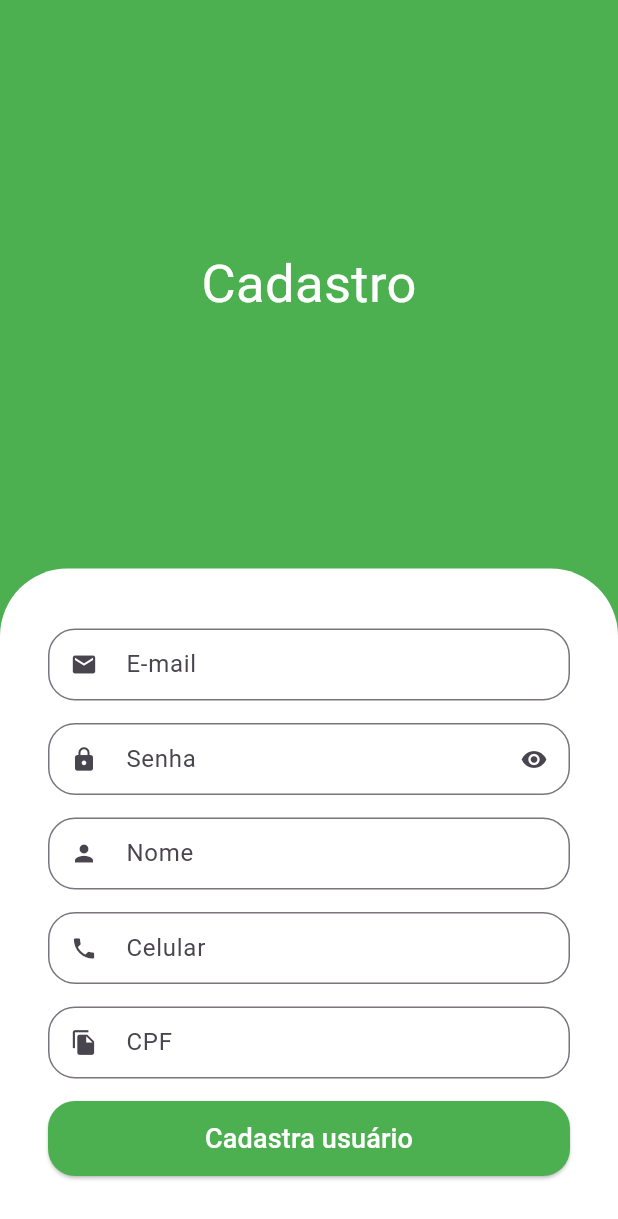
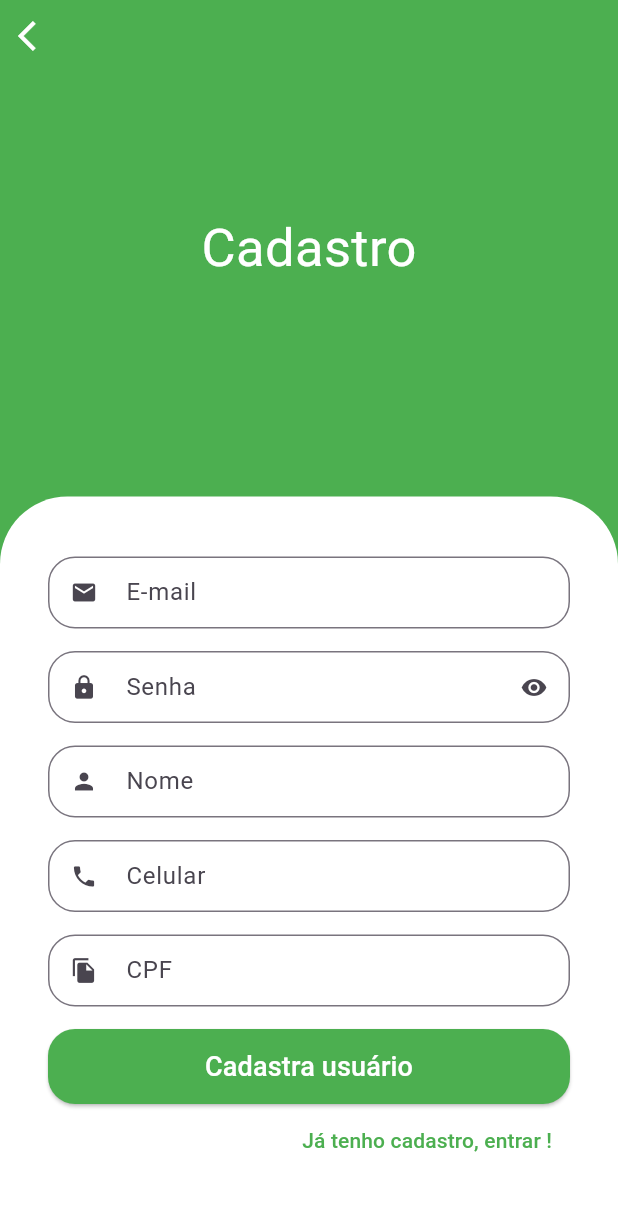
Before and after one commit to robsonneves/flutter-getx, a Flutter app: the screen it shows after launch, after a tap on "Criar Conta", on a phone screen of 412 x 824 dp. Shown: the top 1219 px of the screen. Run offline on Flutter 3.47's test engine with Material 3 defaults, Android fonts, the phone set to English and light mode, and no system bars; our stand-ins replace get, mask_text_input_formatter, responsive_framework.

Commit message:
add responsividade

```diff
--- a/lib/main.dart
+++ b/lib/main.dart
@@ -1,6 +1,7 @@
 import 'package:flutter/material.dart';
 import 'package:flutter_getx/src/routes/routes.dart';
 import 'package:get/get.dart';
+import 'package:responsive_framework/responsive_framework.dart';
 
 void main() {
   runApp(const MyApp());
@@ -9,6 +10,8 @@ void main() {
 class MyApp extends StatelessWidget {
   const MyApp({Key? key}) : super(key: key);
 
+  get ResponsiveWrapper => null;
+
   @override
   Widget build(BuildContext context) {
     return GetMaterialApp(
@@ -16,8 +19,18 @@ class MyApp extends StatelessWidget {
       theme: ThemeData(
         primarySwatch: Colors.green,
       ),
-      debugShowCheckedModeBanner: true,
+      builder: (context, child) => ResponsiveBreakpoints.builder(
+        child: child!,
+        breakpoints: [
+          const Breakpoint(start: 0, end: 450, name: MOBILE),
+          const Breakpoint(start: 451, end: 800, name: TABLET),
+          const Breakpoint(start: 801, end: 1920, name: DESKTOP),
+          const Breakpoint(start: 1921, end: double.infinity, name: '4K'),
+        ],
+      ),
+      debugShowCheckedModeBanner: false,
       initialRoute: PagesRoutes.signinRoute,
+      //home: const ResponsiveAppBar(),
       getPages: Routes.pages,
     );
   }
--- a/lib/src/pages/components/custom_text_field.dart
+++ b/lib/src/pages/components/custom_text_field.dart
@@ -1,15 +1,18 @@
 import 'package:flutter/material.dart';
+import 'package:flutter/services.dart';
 
 class CustomTextFild extends StatefulWidget {
   final IconData icon;
   final String label;
   final bool isSecret;
+  final List<TextInputFormatter>? inputFormatters;
 
   const CustomTextFild({
     Key? key,
     required this.icon,
     required this.label,
     this.isSecret = false,
+    this.inputFormatters,
   }) : super(key: key);
 
   @override
@@ -30,6 +33,7 @@ class _CustomTextFildState extends State<CustomTextFild> {
     return Padding(
       padding: const EdgeInsets.only(bottom: 15),
       child: TextFormField(
+        inputFormatters: widget.inputFormatters,
         obscureText: isObscure,
         decoration: InputDecoration(
           prefixIcon: Icon(widget.icon),
--- a/lib/src/pages/sign_in_screen.dart
+++ b/lib/src/pages/sign_in_screen.dart
@@ -2,6 +2,7 @@ import 'package:flutter/material.dart';
 import 'package:flutter_getx/src/pages/components/custom_text_field.dart';
 import 'package:flutter_getx/src/routes/routes.dart';
 import 'package:get/get.dart';
+import 'package:responsive_framework/responsive_row_column.dart';
 
 class SignInScreen extends StatelessWidget {
   const SignInScreen({Key? key}) : super(key: key);
@@ -13,9 +14,10 @@ class SignInScreen extends StatelessWidget {
     return Scaffold(
       backgroundColor: Colors.green,
       body: SingleChildScrollView(
+        child: Center(
           child: SizedBox(
             height: size.height,
-          width: size.width,
+            width: 500,
             child: Column(children: [
               const Expanded(
                 child: Column(
@@ -85,7 +87,9 @@ class SignInScreen extends StatelessWidget {
                               borderRadius: BorderRadius.circular(18),
                             ),
                           ),
-                        onPressed: () {},
+                          onPressed: () {
+                            Get.toNamed(PagesRoutes.baseRoute);
+                          },
                           child: const Text(
                             'Entrar',
                             style: TextStyle(fontSize: 18, color: Colors.white),
@@ -159,6 +163,7 @@ class SignInScreen extends StatelessWidget {
             ]),
           ),
         ),
+      ),
     );
   }
 }
--- a/lib/src/pages/sign_up_screen.dart
+++ b/lib/src/pages/sign_up_screen.dart
@@ -1,9 +1,23 @@
 import 'package:flutter/material.dart';
+import 'package:flutter_getx/src/routes/routes.dart';
+import 'package:get/get.dart';
+import 'package:mask_text_input_formatter/mask_text_input_formatter.dart';
+import 'package:responsive_framework/responsive_framework.dart';
 
 import 'components/custom_text_field.dart';
 
 class SignUpScreen extends StatelessWidget {
-  const SignUpScreen({Key? key}) : super(key: key);
+  SignUpScreen({Key? key}) : super(key: key);
+
+  final cpfFormater = MaskTextInputFormatter(
+    mask: '###.###.###-##',
+    filter: {'#': RegExp(r'[0-9]')},
+  );
+
+  final phoneFormater = MaskTextInputFormatter(
+    mask: '(##)#####-####',
+    filter: {'#': RegExp(r'[0-9]')},
+  );
 
   @override
   Widget build(BuildContext context) {
@@ -11,10 +25,13 @@ class SignUpScreen extends StatelessWidget {
     return Scaffold(
       backgroundColor: Colors.green,
       body: SingleChildScrollView(
+        child: Center(
           child: SizedBox(
             height: size.height,
-          width: size.width,
-          child: Column(
+            width: 500,
+            child: Stack(
+              children: [
+                Column(
                   children: [
                     const Expanded(
                       child: Center(
@@ -56,13 +73,15 @@ class SignUpScreen extends StatelessWidget {
                             icon: Icons.person,
                             label: 'Nome',
                           ),
-                    const CustomTextFild(
+                          CustomTextFild(
                             icon: Icons.phone,
                             label: 'Celular',
+                            inputFormatters: [phoneFormater],
                           ),
-                    const CustomTextFild(
+                          CustomTextFild(
                             icon: Icons.file_copy,
                             label: 'CPF',
+                            inputFormatters: [cpfFormater],
                           ),
                           SizedBox(
                             height: 50,
@@ -74,14 +93,50 @@ class SignUpScreen extends StatelessWidget {
                               onPressed: () {},
                               child: const Text(
                                 'Cadastra usuário',
-                          style: TextStyle(fontSize: 18, color: Colors.white),
+                                style: TextStyle(
+                                    fontSize: 18, color: Colors.white),
+                              ),
+                            ),
+                          ),
+
+                          // Ja tenho cadastro
+                          Align(
+                            alignment: Alignment.centerRight,
+                            child: TextButton(
+                              onPressed: () {
+                                Get.toNamed(PagesRoutes.signinRoute);
+                              },
+                              child: const Text(
+                                'Já tenho cadastro, entrar !',
+                                style: TextStyle(color: Colors.green),
+                              ),
+                            ),
+                          ),
+                        ],
+                      ),
+                    ),
+                  ],
+                ),
+                if (ResponsiveBreakpoints.of(context).smallerThan(DESKTOP))
+                  Column(
+                    children: [
+                      Positioned(
+                        top: 10,
+                        left: 10,
+                        child: SafeArea(
+                          child: IconButton(
+                            onPressed: () {
+                              Get.toNamed(PagesRoutes.signinRoute);
+                            },
+                            icon: const Icon(Icons.arrow_back_ios),
+                            color: Colors.white,
                           ),
                         ),
                       )
                     ],
                   ),
+              ],
             ),
-            ],
           ),
         ),
       ),
--- a/lib/src/routes/routes.dart
+++ b/lib/src/routes/routes.dart
@@ -1,3 +1,4 @@
+import 'package:flutter_getx/src/pages/base_screen.dart';
 import 'package:flutter_getx/src/pages/sign_in_screen.dart';
 import 'package:flutter_getx/src/pages/sign_up_screen.dart';
 import 'package:get/get.dart';
@@ -5,11 +6,15 @@ import 'package:get/get.dart';
 abstract class Routes {
   static final pages = <GetPage>[
     GetPage(
+      page: () => const BaseScreen(),
+      name: PagesRoutes.baseRoute,
+    ),
+    GetPage(
       page: () => const SignInScreen(),
       name: PagesRoutes.signinRoute,
     ),
     GetPage(
-      page: () => const SignUpScreen(),
+      page: () => SignUpScreen(),
       name: PagesRoutes.signupRoute,
     ),
   ];
--- a/pubspec.yaml
+++ b/pubspec.yaml
@@ -35,7 +35,9 @@ dependencies:
   # The following adds the Cupertino Icons font to your application.
   # Use with the CupertinoIcons class for iOS style icons.
   cupertino_icons: ^1.0.2
+  responsive_framework: ^1.1.1
   get: ^4.6.6
+  mask_text_input_formatter: ^2.8.0
 
 dev_dependencies:
   flutter_test:
```
Also changed, not shown: lib/src/pages/base_screen.dart (added, +10 -0 lines), lib/src/pages/components/responsive/responsive_app_bar.dart (added, +32 -0 lines), pubspec.lock. Lines whose indentation alone changed are shown as unchanged.
